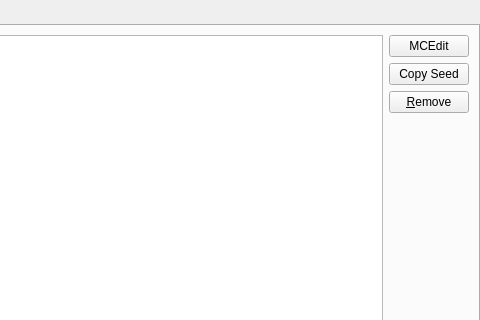
FreesmTeam/FreesmLauncher, file application/pages/WorldListPage.ui: the form before one commit; both pictures show x 243 to 723 and y 0 to 320 of the 723 by 532 pixel window.
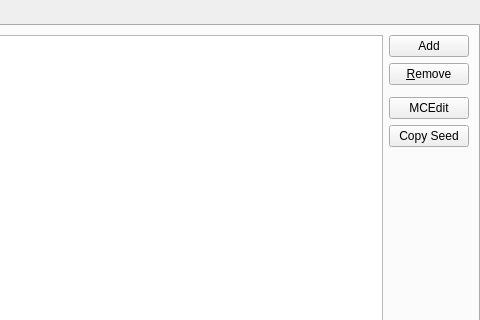
The form after the commit. Custom widgets are drawn as their Qt base class.

Commit message: GH-1227: World import using drag and drop - zip files and folders

Patch:
```diff
--- a/application/pages/WorldListPage.ui
+++ b/application/pages/WorldListPage.ui
@@ -63,6 +63,23 @@
        </item>
        <item row="0" column="1">
         <layout class="QVBoxLayout" name="verticalLayout_2">
+         <item>
+          <widget class="QPushButton" name="addBtn">
+           <property name="text">
+            <string>Add</string>
+           </property>
+          </widget>
+         </item>
+         <item>
+          <widget class="QPushButton" name="rmWorldBtn">
+           <property name="text">
+            <string>&amp;Remove</string>
+           </property>
+          </widget>
+         </item>
+         <item>
+          <widget class="LineSeparator" name="separator" native="true"/>
+         </item>
          <item>
           <widget class="QPushButton" name="mcEditBtn">
            <property name="text">
@@ -77,13 +94,6 @@
            </property>
           </widget>
          </item>
-         <item>
-          <widget class="QPushButton" name="rmWorldBtn">
-           <property name="text">
-            <string>&amp;Remove</string>
-           </property>
-          </widget>
-         </item>
          <item>
           <spacer name="verticalSpacer">
            <property name="orientation">
@@ -112,6 +122,14 @@
    </item>
   </layout>
  </widget>
+ <customwidgets>
+  <customwidget>
+   <class>LineSeparator</class>
+   <extends>QWidget</extends>
+   <header>widgets/LineSeparator.h</header>
+   <container>1</container>
+  </customwidget>
+ </customwidgets>
  <tabstops>
   <tabstop>tabWidget</tabstop>
   <tabstop>worldTreeView</tabstop>
```
Left out of the diff: 5 changed lines with no effect on the pictures. The commit also changes 14 other files.
